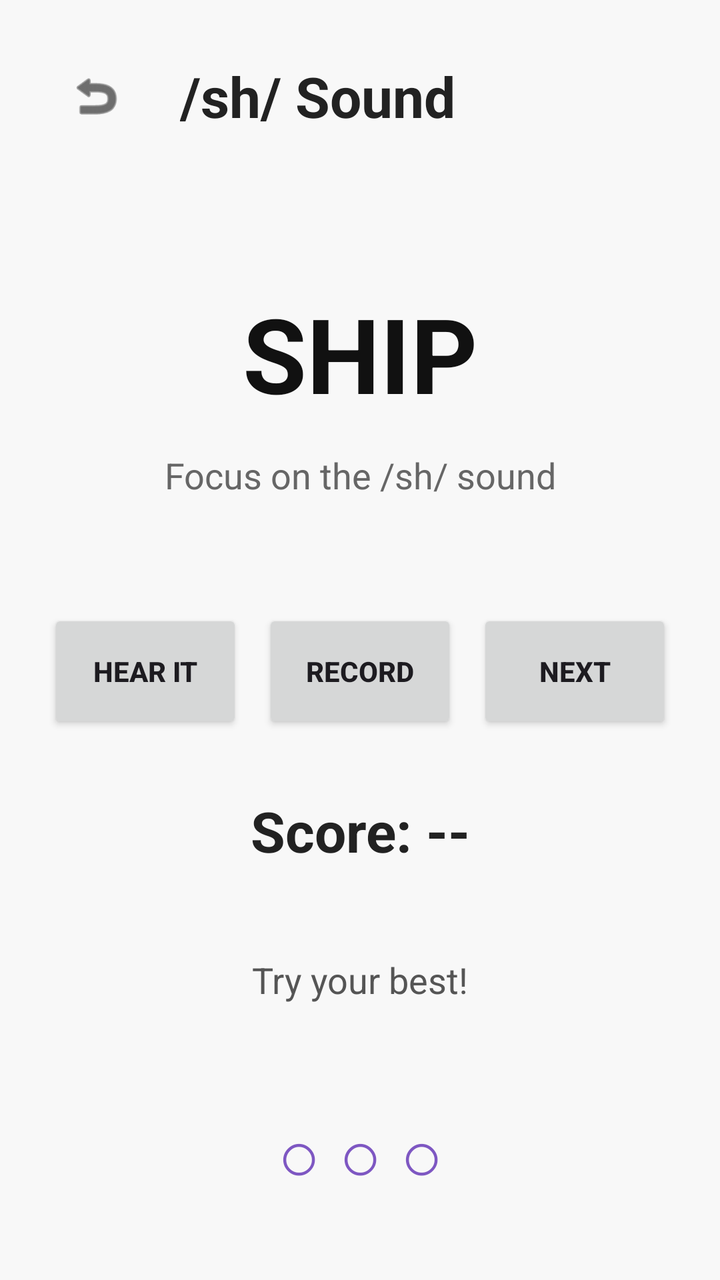
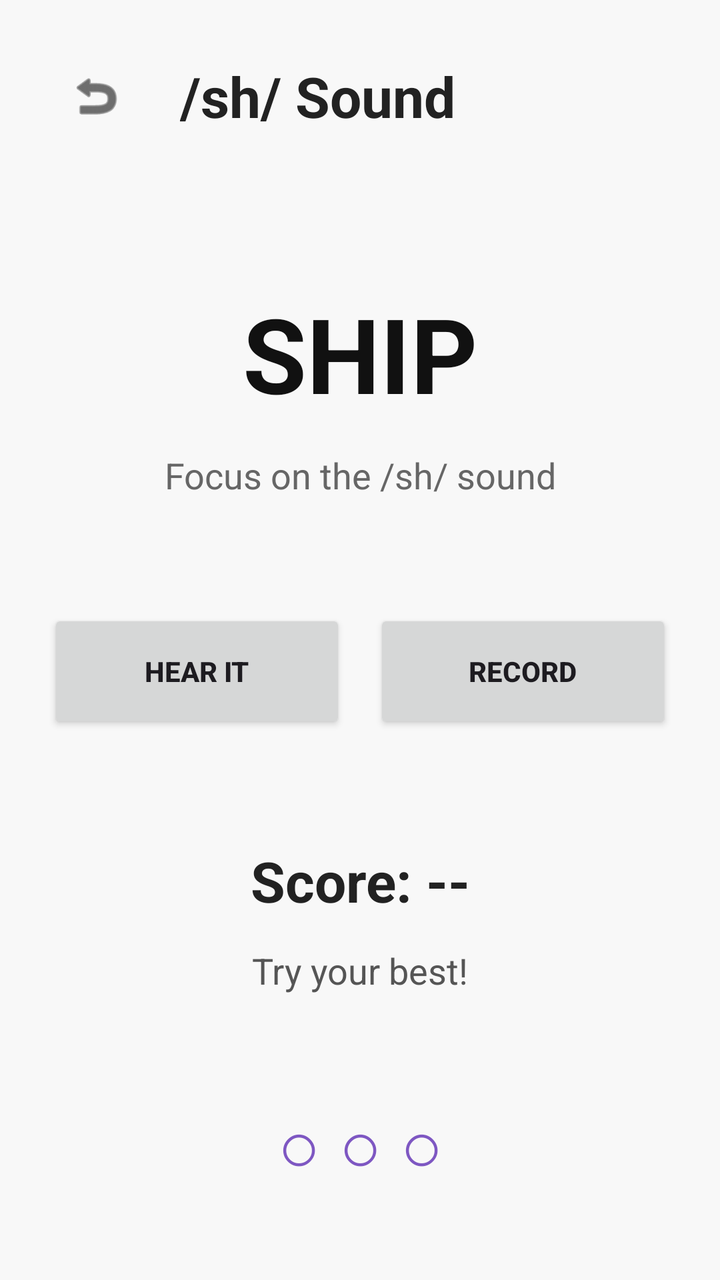

Screens rendered from an Android XML layout before and after an edit, with the pre-edit source and the edit as a unified diff.
<!-- AndroidManifest.xml: application theme Theme.Speechpath -->
<!-- res/layout/activity_practice.xml -->
<?xml version="1.0" encoding="utf-8"?>
<LinearLayout
    xmlns:android="http://schemas.android.com/apk/res/android"
    xmlns:app="http://schemas.android.com/apk/res-auto"
    android:layout_width="match_parent"
    android:layout_height="match_parent"
    android:orientation="vertical"
    android:padding="24dp"
    android:background="#F8F8F8">

    <LinearLayout
        android:layout_width="match_parent"
        android:layout_height="wrap_content"
        android:orientation="horizontal"
        android:gravity="center_vertical">

        <ImageButton
            android:id="@+id/btnBack"
            android:layout_width="48dp"
            android:layout_height="48dp"
            android:src="@android:drawable/ic_menu_revert"
            app:tint="#111111"
            android:background="@android:color/transparent"
            android:padding="10dp"
            android:scaleType="centerInside"
            android:contentDescription="Back"/>

        <TextView
            android:id="@+id/txtPhoneme"
            android:layout_width="wrap_content"
            android:layout_height="wrap_content"
            android:text="/sh/ Sound"
            android:textSize="28sp"
            android:textStyle="bold"
            android:textColor="#222222"
            android:layout_marginStart="18dp"/>
    </LinearLayout>

    <TextView
        android:id="@+id/txtWord"
        android:layout_width="match_parent"
        android:layout_height="wrap_content"
        android:text="SHIP"
        android:gravity="center"
        android:textSize="52sp"
        android:textStyle="bold"
        android:textColor="#111111"
        android:layout_marginTop="70dp"/>

    <TextView
        android:id="@+id/txtHint"
        android:layout_width="match_parent"
        android:layout_height="wrap_content"
        android:text="Focus on the /sh/ sound"
        android:gravity="center"
        android:textSize="18sp"
        android:textColor="#666666"
        android:layout_marginTop="14dp"/>

    <LinearLayout
        android:layout_width="match_parent"
        android:layout_height="wrap_content"
        android:orientation="horizontal"
        android:layout_marginTop="55dp">

        <Button
            android:id="@+id/btnHear"
            android:layout_width="0dp"
            android:layout_height="62dp"
            android:layout_weight="1"
            android:text="Hear It"
            android:textStyle="bold"/>

        <Button
            android:id="@+id/btnRecord"
            android:layout_width="0dp"
            android:layout_height="62dp"
            android:layout_weight="1"
            android:layout_marginStart="10dp"
            android:text="Record"
            android:textStyle="bold"/>
            
        <Button
            android:id="@+id/btnNext"
            android:layout_width="0dp"
            android:layout_height="62dp"
            android:layout_weight="1"
            android:layout_marginStart="10dp"
            android:text="Next"
            android:textStyle="bold"/>
    </LinearLayout>

    <ProgressBar
        android:id="@+id/progressLoading"
        android:layout_width="wrap_content"
        android:layout_height="wrap_content"
        android:layout_gravity="center"
        android:layout_marginTop="20dp"
        android:visibility="gone" />


    <TextView
        android:id="@+id/txtScore"
        android:layout_width="match_parent"
        android:layout_height="wrap_content"
        android:text="Score: --"
        android:gravity="center"
        android:textSize="28sp"
        android:textStyle="bold"
        android:textColor="#222222"
        android:layout_marginTop="30dp"/>

    <TextView
        android:id="@+id/txtRecognized"
        android:layout_width="match_parent"
        android:layout_height="wrap_content"
        android:text=""
        android:gravity="center"
        android:textSize="16sp"
        android:textColor="#888888"
        android:layout_marginTop="8dp"/>

    <TextView
        android:id="@+id/txtFeedback"
        android:layout_width="match_parent"
        android:layout_height="wrap_content"
        android:text="Try your best!"
        android:gravity="center"
        android:textSize="18sp"
        android:textColor="#555555"
        android:layout_marginTop="14dp"/>

    <TextView
        android:id="@+id/txtDots"
        android:layout_width="match_parent"
        android:layout_height="wrap_content"
        android:text="○ ○ ○"
        android:gravity="center"
        android:textSize="36sp"
        android:textColor="#7E57C2"
        android:layout_marginTop="50dp"/>

</LinearLayout>
<!-- resources referenced by this layout -->
<resources>
  <style name="Theme.Speechpath" parent="Base.Theme.Speechpath" />
  <style name="Base.Theme.Speechpath" parent="Theme.Material3.DayNight.NoActionBar">
          
          
      </style>
</resources>

<!-- the commit's change to res/layout/activity_practice.xml (unified diff, before → after) -->
@@ -76,27 +76,10 @@
             android:layout_width="0dp"
             android:layout_height="62dp"
             android:layout_weight="1"
-            android:layout_marginStart="10dp"
+            android:layout_marginStart="14dp"
             android:text="Record"
             android:textStyle="bold"/>
-            
-        <Button
-            android:id="@+id/btnNext"
-            android:layout_width="0dp"
-            android:layout_height="62dp"
-            android:layout_weight="1"
-            android:layout_marginStart="10dp"
-            android:text="Next"
-            android:textStyle="bold"/>
     </LinearLayout>
-
-    <ProgressBar
-        android:id="@+id/progressLoading"
-        android:layout_width="wrap_content"
-        android:layout_height="wrap_content"
-        android:layout_gravity="center"
-        android:layout_marginTop="20dp"
-        android:visibility="gone" />
 
 
     <TextView
@@ -108,17 +91,7 @@
         android:textSize="28sp"
         android:textStyle="bold"
         android:textColor="#222222"
-        android:layout_marginTop="30dp"/>
-
-    <TextView
-        android:id="@+id/txtRecognized"
-        android:layout_width="match_parent"
-        android:layout_height="wrap_content"
-        android:text=""
-        android:gravity="center"
-        android:textSize="16sp"
-        android:textColor="#888888"
-        android:layout_marginTop="8dp"/>
+        android:layout_marginTop="55dp"/>
 
     <TextView
         android:id="@+id/txtFeedback"
